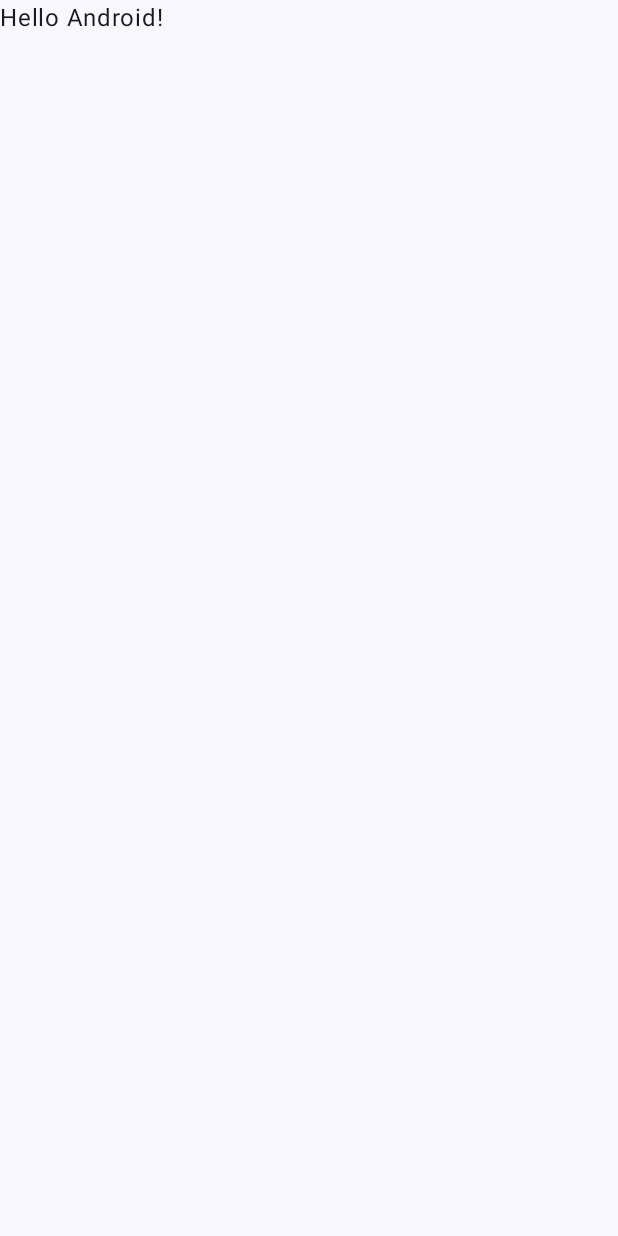
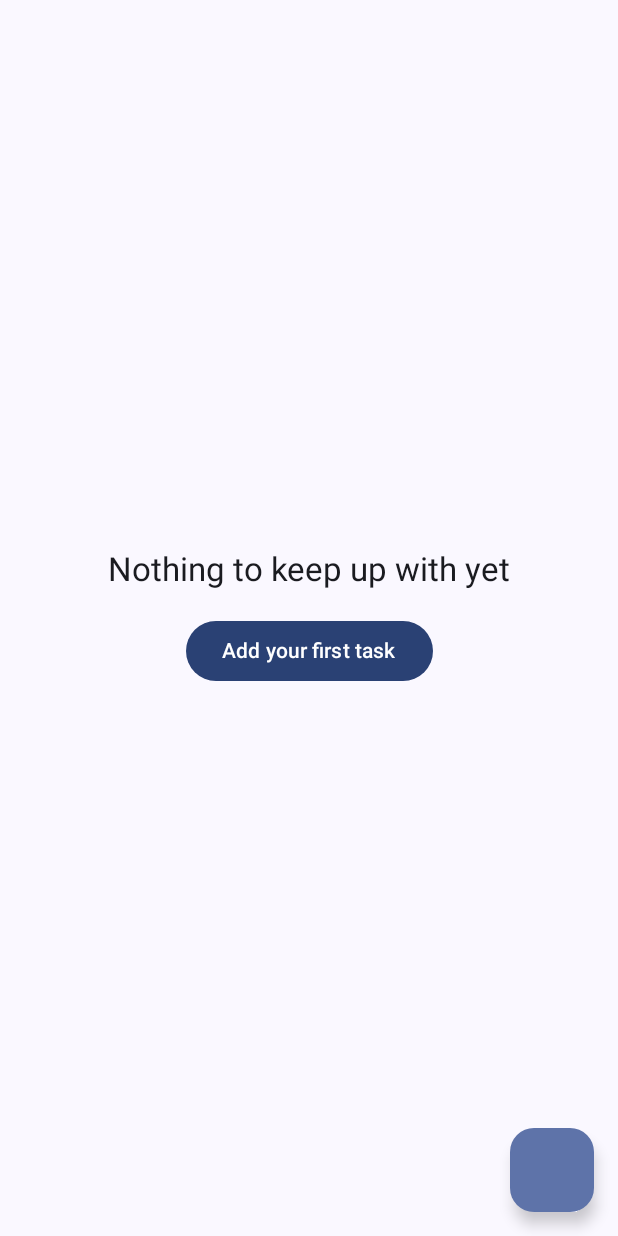
Before and after one commit to daniebeler/now-and-again, an Android app built with Jetpack Compose: the screen it shows after launch (MainActivity), on a phone screen of 412 x 824 dp. Before the commit the screen is almost empty. Run offline under Robolectric (Android 15) with nearby library versions, the phone set to English and light mode, and no system bars; our stand-ins replace Room's generated code.

Commit message:
Implement basic functionality

```diff
--- a/app/src/main/java/com/daniebeler/nowandagain/MainActivity.kt
+++ b/app/src/main/java/com/daniebeler/nowandagain/MainActivity.kt
@@ -4,13 +4,11 @@ import android.os.Bundle
 import androidx.activity.ComponentActivity
 import androidx.activity.compose.setContent
 import androidx.activity.enableEdgeToEdge
-import androidx.compose.foundation.layout.fillMaxSize
-import androidx.compose.foundation.layout.padding
-import androidx.compose.material3.Scaffold
 import androidx.compose.material3.Text
 import androidx.compose.runtime.Composable
 import androidx.compose.ui.Modifier
 import androidx.compose.ui.tooling.preview.Preview
+import com.daniebeler.nowandagain.ui.home.HomeScreen
 import com.daniebeler.nowandagain.ui.theme.NowAgainTheme
 
 class MainActivity : ComponentActivity() {
@@ -19,12 +17,7 @@ class MainActivity : ComponentActivity() {
         enableEdgeToEdge()
         setContent {
             NowAgainTheme {
-                Scaffold(modifier = Modifier.fillMaxSize()) { innerPadding ->
-                    Greeting(
-                        name = "Android",
-                        modifier = Modifier.padding(innerPadding)
-                    )
-                }
+                HomeScreen()
             }
         }
     }
--- /dev/null
+++ b/app/src/main/java/com/daniebeler/nowandagain/data/AppDatabase.kt
@@ -0,0 +1,23 @@
+package com.daniebeler.nowandagain.data
+
+import android.content.Context
+import androidx.room.*
+
+@Database(entities = [Task::class], version = 1)
+@TypeConverters(Converters::class)
+abstract class AppDatabase : RoomDatabase() {
+    abstract fun taskDao(): TaskDao
+
+    companion object {
+        @Volatile private var instance: AppDatabase? = null
+
+        fun get(context: Context): AppDatabase =
+            instance ?: synchronized(this) {
+                instance ?: Room.databaseBuilder(
+                    context.applicationContext,
+                    AppDatabase::class.java,
+                    "nowandagain.db"
+                ).build().also { instance = it }
+            }
+    }
+}
--- /dev/null
+++ b/app/src/main/java/com/daniebeler/nowandagain/data/TaskDao.kt
@@ -0,0 +1,19 @@
+package com.daniebeler.nowandagain.data
+
+import androidx.room.*
+import kotlinx.coroutines.flow.Flow
+
+@Dao
+interface TaskDao {
+    @Query("SELECT * FROM tasks WHERE archived = 0")
+    fun observeActive(): Flow<List<Task>>
+
+    @Insert
+    suspend fun insert(task: Task): Long
+
+    @Update
+    suspend fun update(task: Task)
+
+    @Delete
+    suspend fun delete(task: Task)
+}
--- /dev/null
+++ b/app/src/main/java/com/daniebeler/nowandagain/data/TaskRepository.kt
@@ -0,0 +1,14 @@
+package com.daniebeler.nowandagain.data
+
+import kotlinx.coroutines.flow.Flow
+
+class TaskRepository(private val dao: TaskDao) {
+    val tasks: Flow<List<Task>> = dao.observeActive()
+
+    suspend fun add(name: String, intervalDays: Int) {
+        dao.insert(Task(name = name.trim(), intervalDays = intervalDays))
+    }
+
+    suspend fun update(task: Task) = dao.update(task)
+    suspend fun delete(task: Task) = dao.delete(task)
+}
--- /dev/null
+++ b/app/src/main/java/com/daniebeler/nowandagain/ui/home/HomeScreen.kt
@@ -0,0 +1,193 @@
+package com.daniebeler.nowandagain.ui.home
+
+import androidx.compose.foundation.layout.Arrangement
+import androidx.compose.foundation.layout.Column
+import androidx.compose.foundation.layout.PaddingValues
+import androidx.compose.foundation.layout.Spacer
+import androidx.compose.foundation.layout.fillMaxSize
+import androidx.compose.foundation.layout.fillMaxWidth
+import androidx.compose.foundation.layout.height
+import androidx.compose.foundation.layout.navigationBarsPadding
+import androidx.compose.foundation.layout.padding
+import androidx.compose.foundation.lazy.LazyColumn
+import androidx.compose.foundation.lazy.items
+import androidx.compose.material3.Button
+import androidx.compose.material3.Card
+import androidx.compose.material3.CardDefaults
+import androidx.compose.material3.ExperimentalMaterial3Api
+import androidx.compose.material3.FloatingActionButton
+import androidx.compose.material3.Icon
+import androidx.compose.material3.LinearProgressIndicator
+import androidx.compose.material3.MaterialTheme
+import androidx.compose.material3.ModalBottomSheet
+import androidx.compose.material3.OutlinedTextField
+import androidx.compose.material3.Scaffold
+import androidx.compose.material3.Slider
+import androidx.compose.material3.SnackbarDuration
+import androidx.compose.material3.SnackbarHost
+import androidx.compose.material3.SnackbarHostState
+import androidx.compose.material3.SnackbarResult
+import androidx.compose.material3.Text
+import androidx.compose.runtime.Composable
+import androidx.compose.runtime.getValue
+import androidx.compose.runtime.mutableFloatStateOf
+import androidx.compose.runtime.mutableStateOf
+import androidx.compose.runtime.remember
+import androidx.compose.runtime.rememberCoroutineScope
+import androidx.compose.runtime.setValue
+import androidx.compose.ui.Alignment
+import androidx.compose.ui.Modifier
+import androidx.compose.ui.unit.dp
+import androidx.lifecycle.compose.collectAsStateWithLifecycle
+import androidx.lifecycle.viewmodel.compose.viewModel
+import kotlinx.coroutines.launch
+import kotlin.math.roundToInt
+
+@Composable
+fun HomeScreen(vm: HomeViewModel = viewModel()) {
+    val state by vm.state.collectAsStateWithLifecycle()
+    val snackbarHostState = remember { SnackbarHostState() }
+    val scope = rememberCoroutineScope()
+    var showAddSheet by remember { mutableStateOf(false) }
+
+    Scaffold(
+        snackbarHost = { SnackbarHost(snackbarHostState) },
+        floatingActionButton = {
+            FloatingActionButton(onClick = { showAddSheet = true }) {
+                //Icon(Icons.Default.Add, contentDescription = "Add task")
+            }
+        },
+    ) { padding ->
+        when {
+            state.loading -> Unit
+            state.items.isEmpty() -> EmptyState(
+                modifier = Modifier.padding(padding),
+                onAdd = { showAddSheet = true },
+            )
+            else -> LazyColumn(
+                modifier = Modifier.padding(padding),
+                contentPadding = PaddingValues(16.dp),
+                verticalArrangement = Arrangement.spacedBy(12.dp),
+            ) {
+                items(state.items, key = { it.task.id }) { item ->
+                    TaskCard(
+                        item = item,
+                        modifier = Modifier.animateItem(),
+                        onDone = {
+                            vm.markDone(item.task)
+                            scope.launch {
+                                snackbarHostState.currentSnackbarData?.dismiss()
+                                val result = snackbarHostState.showSnackbar(
+                                    message = "${item.task.name} done",
+                                    actionLabel = "Undo",
+                                    duration = SnackbarDuration.Short,
+                                )
+                                if (result == SnackbarResult.ActionPerformed) {
+                                    vm.restore(item.task)
+                                }
+                            }
+                        },
+                    )
+                }
+            }
+        }
+    }
+
+    if (showAddSheet) {
+        AddTaskSheet(
+            onDismiss = { showAddSheet = false },
+            onSave = { name, days ->
+                vm.addTask(name, days)
+                showAddSheet = false
+            },
+        )
+    }
+}
+
+@Composable
+private fun TaskCard(item: TaskItem, onDone: () -> Unit, modifier: Modifier = Modifier) {
+    val overdue = item.daysLeft < 0
+    Card(
+        modifier = modifier.fillMaxWidth(),
+        colors = CardDefaults.cardColors(
+            containerColor = if (overdue) MaterialTheme.colorScheme.errorContainer
+            else MaterialTheme.colorScheme.surfaceContainer,
+        ),
+    ) {
+        Column(Modifier.padding(20.dp)) {
+            Text(item.task.name, style = MaterialTheme.typography.headlineSmall)
+            Text(statusText(item.daysLeft), style = MaterialTheme.typography.bodyMedium)
+            Spacer(Modifier.height(12.dp))
+            LinearProgressIndicator(
+                progress = { item.progress.coerceIn(0f, 1f) },
+                modifier = Modifier.fillMaxWidth(),
+            )
+            Spacer(Modifier.height(12.dp))
+            Button(onClick = onDone, modifier = Modifier.align(Alignment.End)) {
+                Text("Done")
+            }
+        }
+    }
+}
+
+private fun statusText(daysLeft: Long): String = when {
+    daysLeft < -1 -> "Overdue by ${-daysLeft} days"
+    daysLeft == -1L -> "Overdue by 1 day"
+    daysLeft == 0L -> "Due today"
+    daysLeft == 1L -> "Due tomorrow"
+    else -> "In $daysLeft days"
+}
+
+@Composable
+private fun EmptyState(onAdd: () -> Unit, modifier: Modifier = Modifier) {
+    Column(
+        modifier = modifier.fillMaxSize(),
+        verticalArrangement = Arrangement.Center,
+        horizontalAlignment = Alignment.CenterHorizontally,
+    ) {
+        Text("Nothing to keep up with yet", style = MaterialTheme.typography.titleLarge)
+        Spacer(Modifier.height(16.dp))
+        Button(onClick = onAdd) { Text("Add your first task") }
+    }
+}
+
+@OptIn(ExperimentalMaterial3Api::class)
+@Composable
+private fun AddTaskSheet(onDismiss: () -> Unit, onSave: (String, Int) -> Unit) {
+    var name by remember { mutableStateOf("") }
+    var days by remember { mutableFloatStateOf(3f) }
+    val interval = days.roundToInt()
+
+    ModalBottomSheet(onDismissRequest = onDismiss) {
+        Column(
+            Modifier
+                .padding(horizontal = 24.dp)
+                .padding(bottom = 32.dp)
+                .navigationBarsPadding(),
+        ) {
+            OutlinedTextField(
+                value = name,
+                onValueChange = { name = it },
+                label = { Text("Task") },
+                singleLine = true,
+                modifier = Modifier.fillMaxWidth(),
+            )
+            Spacer(Modifier.height(24.dp))
+            Text(
+                if (interval == 1) "At least every day" else "At least every $interval days",
+                style = MaterialTheme.typography.titleMedium,
+            )
+            Slider(
+                value = days,
+                onValueChange = { days = it },
+                valueRange = 1f..60f,
+            )
+            Spacer(Modifier.height(16.dp))
+            Button(
+                onClick = { onSave(name, interval) },
+                enabled = name.isNotBlank(),
+                modifier = Modifier.align(Alignment.End),
+            ) { Text("Save") }
+        }
+    }
+}
--- /dev/null
+++ b/app/src/main/java/com/daniebeler/nowandagain/ui/home/HomeViewModel.kt
@@ -0,0 +1,76 @@
+package com.daniebeler.nowandagain.ui.home
+
+import android.app.Application
+import androidx.lifecycle.AndroidViewModel
+import androidx.lifecycle.viewModelScope
+import com.daniebeler.nowandagain.data.AppDatabase
+import com.daniebeler.nowandagain.data.Task
+import com.daniebeler.nowandagain.data.TaskRepository
+import com.daniebeler.nowandagain.domain.daysLeft
+import com.daniebeler.nowandagain.domain.markDone
+import com.daniebeler.nowandagain.domain.progress
+import kotlinx.coroutines.flow.Flow
+import kotlinx.coroutines.flow.SharingStarted
+import kotlinx.coroutines.flow.StateFlow
+import kotlinx.coroutines.flow.combine
+import kotlinx.coroutines.flow.flow
+import kotlinx.coroutines.flow.stateIn
+import kotlinx.coroutines.launch
+import java.time.LocalDate
+import java.time.LocalDateTime
+
+import java.time.Duration
+import kotlinx.coroutines.delay
+import kotlin.time.Duration.Companion.milliseconds
+
+data class TaskItem(
+    val task: Task,
+    val daysLeft: Long,
+    val progress: Float,
+)
+
+data class HomeUiState(
+    val items: List<TaskItem> = emptyList(),
+    val loading: Boolean = true,
+)
+
+class HomeViewModel(app: Application) : AndroidViewModel(app) {
+
+    private val repo = TaskRepository(AppDatabase.get(app).taskDao())
+
+    // Emits today's date, and again right after every midnight,
+    // so overdue states refresh while the app is open.
+    private val today: Flow<LocalDate> = flow {
+        while (true) {
+            val now = LocalDateTime.now()
+            emit(now.toLocalDate())
+            val nextMidnight = now.toLocalDate().plusDays(1).atStartOfDay()
+            delay((Duration.between(now, nextMidnight).toMillis() + 1_000).milliseconds)
+        }
+    }
+
+    val state: StateFlow<HomeUiState> =
+        combine(repo.tasks, today) { tasks, day ->
+            val items = tasks
+                .map { TaskItem(it, it.daysLeft(day), it.progress(day)) }
+                .sortedBy { it.daysLeft }
+            HomeUiState(items = items, loading = false)
+        }.stateIn(viewModelScope, SharingStarted.WhileSubscribed(5_000), HomeUiState())
+
+    fun addTask(name: String, intervalDays: Int) {
+        viewModelScope.launch { repo.add(name, intervalDays) }
+    }
+
+    fun markDone(task: Task) {
+        viewModelScope.launch { repo.update(task.markDone()) }
+    }
+
+    /** Undo = write back the task exactly as it was before markDone. */
+    fun restore(previous: Task) {
+        viewModelScope.launch { repo.update(previous) }
+    }
+
+    fun delete(task: Task) {
+        viewModelScope.launch { repo.delete(task) }
+    }
+}
```
Also changed, not shown: app/src/main/java/com/daniebeler/nowandagain/data/Converters.kt (added, +12 -0 lines), app/src/main/java/com/daniebeler/nowandagain/data/Task.kt (added, +14 -0 lines), app/src/main/java/com/daniebeler/nowandagain/domain/TaskTiming.kt (added, +20 -0 lines).
